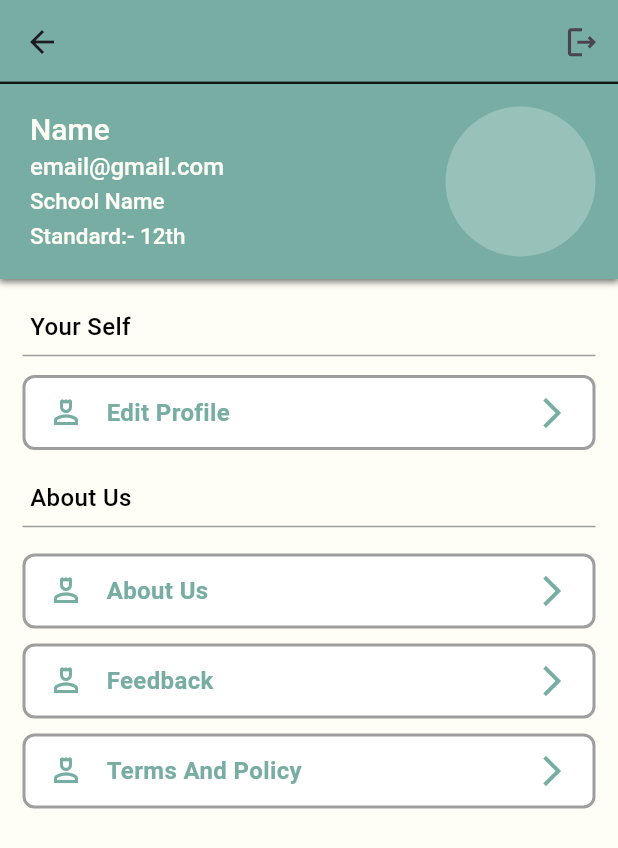
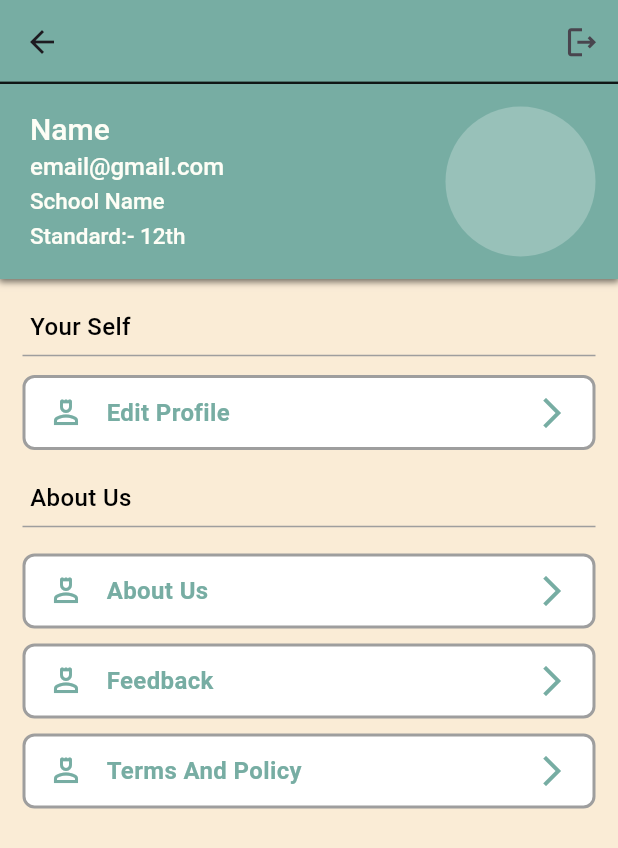
Before and after one commit to mred0/lexus-app, a Flutter app: the ProfilePage screen opened directly, on a phone screen of 412 x 824 dp. Shown: the top 848 px of the screen. Run offline on Flutter 3.47's test engine with Material 3 defaults, Android fonts, the phone set to English and light mode, and no system bars; our stand-ins replace device_preview, get, persistent_bottom_nav_bar; network calls fail.

Commit message:
color theme change

```diff
--- a/lexus_app/lib/pages/downloads/downloads_page.dart
+++ b/lexus_app/lib/pages/downloads/downloads_page.dart
@@ -13,7 +13,7 @@ class _DownloadsPageState extends State<DownloadsPage> {
   Widget build(BuildContext context) {
     return SafeArea(
         child: Scaffold(
-      backgroundColor: Style.secondary,
+      backgroundColor: Style.bg_color,
       appBar: AppBar(
           elevation: 0,
           bottom: const PreferredSize(
--- a/lexus_app/lib/pages/profile/profile_page.dart
+++ b/lexus_app/lib/pages/profile/profile_page.dart
@@ -13,7 +13,7 @@ class _ProfilePageState extends State<ProfilePage> {
   Widget build(BuildContext context) {
     return SafeArea(
         child: Scaffold(
-      backgroundColor: Style.secondary,
+      backgroundColor: Style.bg_color,
       appBar: AppBar(
         backgroundColor: Style.primary,
         actions: [
```
